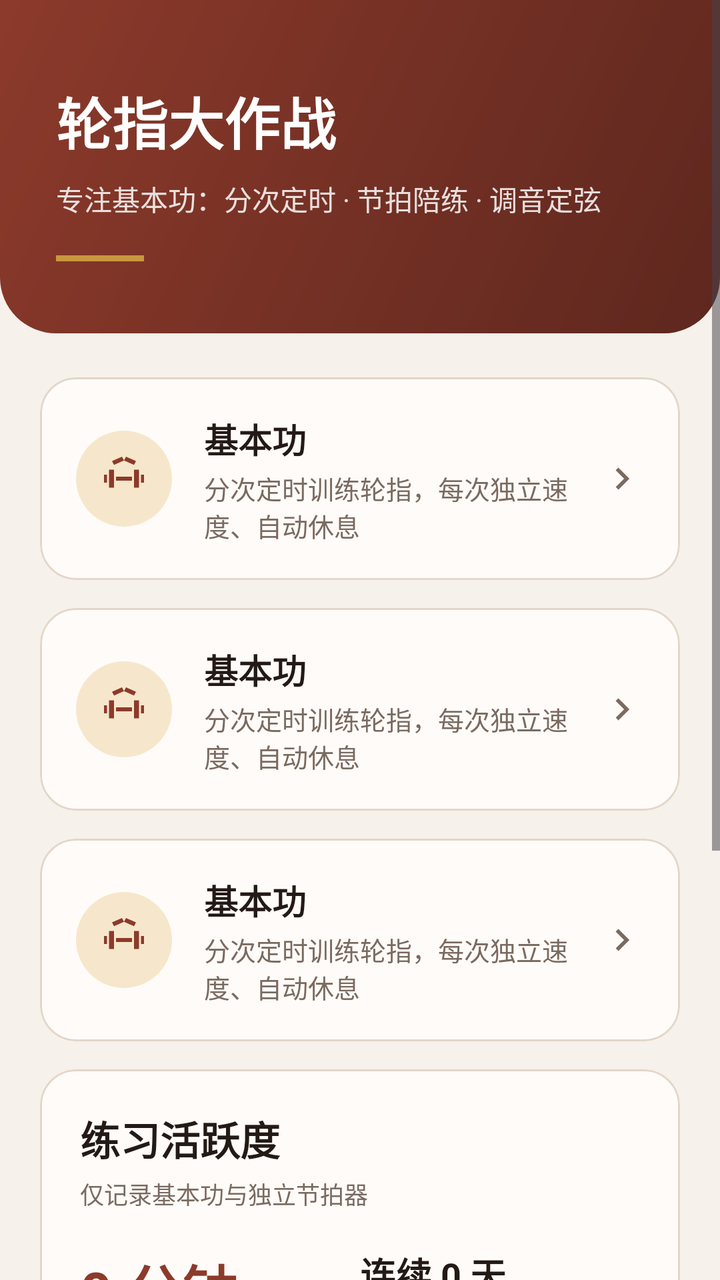
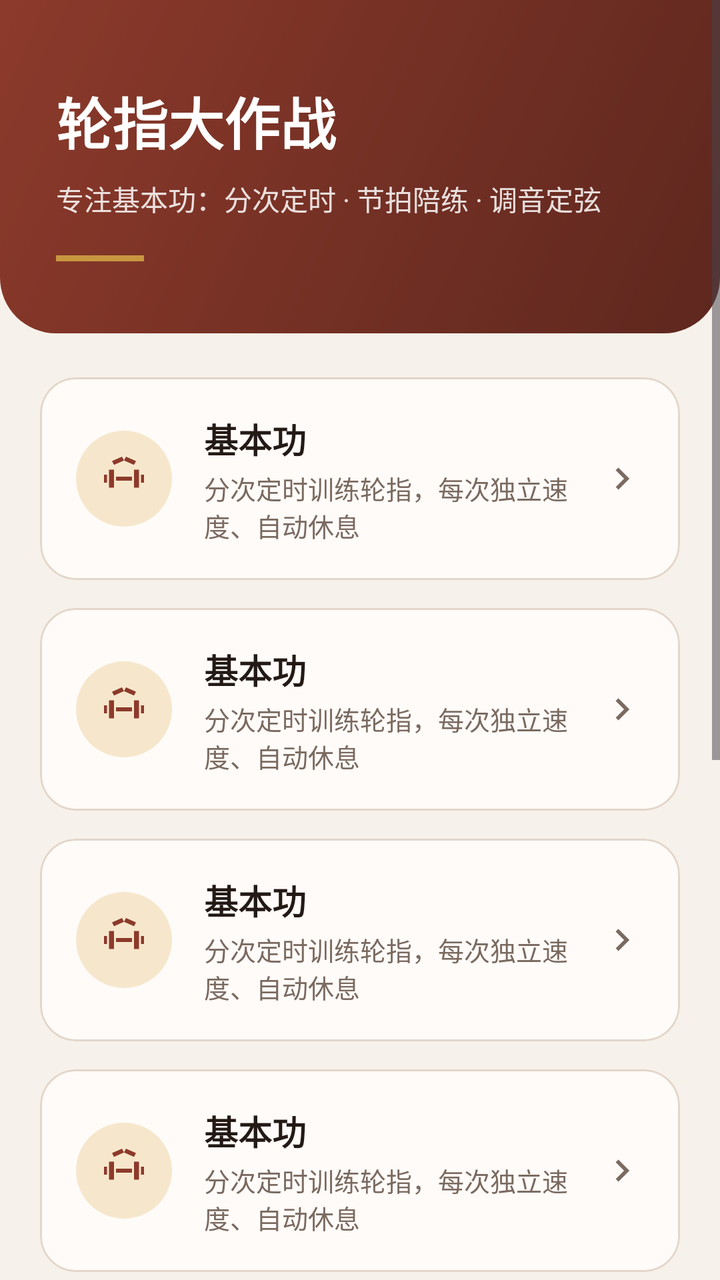

Screens rendered from an Android XML layout before and after an edit, with the pre-edit source and the edit as a unified diff.
<!-- AndroidManifest.xml: application theme Theme.PipaTrainer -->
<!-- res/layout/activity_main.xml -->
<?xml version="1.0" encoding="utf-8"?>
<ScrollView xmlns:android="http://schemas.android.com/apk/res/android"
    xmlns:app="http://schemas.android.com/apk/res-auto"
    android:layout_width="match_parent"
    android:layout_height="match_parent"
    android:fillViewport="true"
    android:background="@color/bg">

    <LinearLayout
        android:layout_width="match_parent"
        android:layout_height="wrap_content"
        android:orientation="vertical">

        
        <LinearLayout
            android:layout_width="match_parent"
            android:layout_height="wrap_content"
            android:orientation="vertical"
            android:background="@drawable/bg_header"
            android:paddingHorizontal="28dp"
            android:paddingTop="40dp"
            android:paddingBottom="36dp">

            <TextView
                android:layout_width="wrap_content"
                android:layout_height="wrap_content"
                android:text="@string/title_home"
                android:textSize="28sp"
                android:textStyle="bold"
                android:textColor="@color/white" />

            <TextView
                android:layout_width="wrap_content"
                android:layout_height="wrap_content"
                android:layout_marginTop="8dp"
                android:alpha="0.85"
                android:text="@string/subtitle_home"
                android:textSize="14sp"
                android:textColor="@color/white" />

            
            <View
                android:layout_width="44dp"
                android:layout_height="3dp"
                android:layout_marginTop="18dp"
                android:background="@color/pipa_accent" />
        </LinearLayout>

        
        <LinearLayout
            android:layout_width="match_parent"
            android:layout_height="wrap_content"
            android:orientation="vertical"
            android:paddingHorizontal="20dp"
            android:paddingTop="22dp"
            android:paddingBottom="24dp">
            <com.google.android.material.card.MaterialCardView
                android:id="@+id/btnStrength"
                style="@style/App.Card"
                android:layout_width="match_parent"
                android:layout_height="wrap_content"
                android:layout_marginBottom="14dp"
                android:clickable="true"
                android:focusable="true">

                <include layout="@layout/item_feature"
                    android:id="@+id/itStrength" />
            </com.google.android.material.card.MaterialCardView>

            <com.google.android.material.card.MaterialCardView
                android:id="@+id/btnTuner"
                style="@style/App.Card"
                android:layout_width="match_parent"
                android:layout_height="wrap_content"
                android:layout_marginBottom="14dp"
                android:clickable="true"
                android:focusable="true">

                <include layout="@layout/item_feature"
                    android:id="@+id/itTuner" />
            </com.google.android.material.card.MaterialCardView>

            <com.google.android.material.card.MaterialCardView
                android:id="@+id/btnMetronome"
                style="@style/App.Card"
                android:layout_width="match_parent"
                android:layout_height="wrap_content"
                android:layout_marginBottom="14dp"
                android:clickable="true"
                android:focusable="true">

                <include layout="@layout/item_feature"
                    android:id="@+id/itMetronome" />
            </com.google.android.material.card.MaterialCardView>

        <include
            android:id="@+id/practiceActivity"
            layout="@layout/view_practice_activity"
            android:layout_width="match_parent"
            android:layout_height="wrap_content" />
        </LinearLayout>
    </LinearLayout>
</ScrollView>
<!-- res/layout/item_feature.xml (included above) -->
<?xml version="1.0" encoding="utf-8"?>
<LinearLayout xmlns:android="http://schemas.android.com/apk/res/android"
    android:layout_width="match_parent"
    android:layout_height="wrap_content"
    android:orientation="horizontal"
    android:gravity="center_vertical"
    android:paddingHorizontal="18dp"
    android:paddingVertical="18dp">

    <ImageView
        android:id="@+id/featIcon"
        android:layout_width="48dp"
        android:layout_height="48dp"
        android:background="@drawable/bg_icon_circle"
        android:padding="12dp"
        android:src="@drawable/ic_strength"
        android:scaleType="fitCenter"
        android:contentDescription="@null" />

    <LinearLayout
        android:layout_width="0dp"
        android:layout_height="wrap_content"
        android:layout_weight="1"
        android:layout_marginStart="16dp"
        android:orientation="vertical">

        <TextView
            android:id="@+id/featTitle"
            android:layout_width="wrap_content"
            android:layout_height="wrap_content"
            android:text="@string/feat_strength_title"
            android:textSize="17sp"
            android:textStyle="bold"
            android:textColor="@color/text_primary" />

        <TextView
            android:id="@+id/featSub"
            android:layout_width="match_parent"
            android:layout_height="wrap_content"
            android:layout_marginTop="3dp"
            android:text="@string/feat_strength_sub"
            android:textSize="13sp"
            android:textColor="@color/text_secondary" />
    </LinearLayout>

    <ImageView
        android:layout_width="22dp"
        android:layout_height="22dp"
        android:layout_marginStart="8dp"
        android:src="@drawable/ic_chevron"
        android:contentDescription="@null" />
</LinearLayout>
<!-- res/layout/view_practice_activity.xml (included above) -->
<?xml version="1.0" encoding="utf-8"?>
<com.google.android.material.card.MaterialCardView xmlns:android="http://schemas.android.com/apk/res/android"
    xmlns:app="http://schemas.android.com/apk/res-auto"
    style="@style/App.Card"
    android:layout_width="match_parent"
    android:layout_height="wrap_content">

    <LinearLayout
        android:layout_width="match_parent"
        android:layout_height="wrap_content"
        android:orientation="vertical"
        android:padding="20dp">

        <TextView
            android:layout_width="wrap_content"
            android:layout_height="wrap_content"
            android:text="@string/activity_title"
            android:textColor="@color/text_primary"
            android:textSize="20sp"
            android:textStyle="bold" />

        <TextView
            android:layout_width="wrap_content"
            android:layout_height="wrap_content"
            android:layout_marginTop="4dp"
            android:text="@string/activity_scope"
            android:textColor="@color/text_secondary"
            android:textSize="12sp" />

        <LinearLayout
            android:layout_width="match_parent"
            android:layout_height="wrap_content"
            android:layout_marginTop="18dp"
            android:orientation="horizontal">

            <LinearLayout
                android:layout_width="0dp"
                android:layout_height="wrap_content"
                android:layout_weight="1"
                android:orientation="vertical">
                <TextView android:id="@+id/todayPractice" android:layout_width="wrap_content"
                    android:layout_height="wrap_content" android:text="0 分钟"
                    android:textColor="@color/brand_text" android:textSize="28sp" android:textStyle="bold" />
                <TextView android:layout_width="wrap_content" android:layout_height="wrap_content"
                    android:text="@string/activity_today" android:textColor="@color/text_secondary" android:textSize="12sp" />
            </LinearLayout>
            <LinearLayout
                android:layout_width="0dp"
                android:layout_height="wrap_content"
                android:layout_weight="1"
                android:orientation="vertical">
                <TextView android:id="@+id/streakPractice" android:layout_width="wrap_content"
                    android:layout_height="wrap_content" android:text="连续 0 天"
                    android:textColor="@color/text_primary" android:textSize="18sp" android:textStyle="bold" />
                <TextView android:id="@+id/yearPractice" android:layout_width="wrap_content"
                    android:layout_height="wrap_content" android:layout_marginTop="8dp"
                    android:text="近一年 0 分钟" android:textColor="@color/text_secondary" android:textSize="11sp" />
            </LinearLayout>
        </LinearLayout>

        <View android:layout_width="match_parent" android:layout_height="1dp"
            android:layout_marginVertical="16dp" android:background="@color/outline" />

        <LinearLayout android:layout_width="match_parent" android:layout_height="wrap_content"
            android:orientation="horizontal">
            <TextView android:layout_width="0dp" android:layout_height="wrap_content"
                android:layout_weight="1" android:text="@string/activity_year"
                android:textColor="@color/text_secondary" android:textSize="12sp" />
            <TextView android:layout_width="wrap_content" android:layout_height="wrap_content"
                android:text="@string/activity_scroll" android:textColor="@color/text_secondary" android:textSize="11sp" />
        </LinearLayout>

        <HorizontalScrollView
            android:id="@+id/activityScroll"
            android:layout_width="match_parent"
            android:layout_height="wrap_content"
            android:layout_marginTop="6dp"
            android:scrollbars="none"
            android:fillViewport="false">
            <com.vampuck.pipa_trainer.view.PracticeHeatmapView
                android:id="@+id/activityHeatmap"
                android:layout_width="wrap_content"
                android:layout_height="129dp"
                android:contentDescription="@string/activity_heatmap_desc" />
        </HorizontalScrollView>

        <LinearLayout
            android:layout_width="wrap_content"
            android:layout_height="wrap_content"
            android:layout_marginTop="8dp"
            android:orientation="horizontal">
            <TextView android:layout_width="wrap_content" android:layout_height="wrap_content"
                android:text="分钟" android:textColor="@color/text_secondary" android:textSize="10sp" />
            <ImageView android:layout_width="10dp" android:layout_height="10dp" android:layout_marginStart="14dp"
                android:src="@drawable/activity_level_0" android:contentDescription="@null" />
            <TextView android:layout_width="wrap_content" android:layout_height="wrap_content"
                android:layout_marginStart="4dp" android:text="0" android:textColor="@color/text_secondary" android:textSize="10sp" />
            <ImageView android:layout_width="10dp" android:layout_height="10dp" android:layout_marginStart="10dp"
                android:src="@drawable/activity_level_1" android:contentDescription="@null" />
            <TextView android:layout_width="wrap_content" android:layout_height="wrap_content"
                android:layout_marginStart="4dp" android:text="1–9" android:textColor="@color/text_secondary" android:textSize="10sp" />
            <ImageView android:layout_width="10dp" android:layout_height="10dp" android:layout_marginStart="10dp"
                android:src="@drawable/activity_level_2" android:contentDescription="@null" />
            <TextView android:layout_width="wrap_content" android:layout_height="wrap_content"
                android:layout_marginStart="4dp" android:text="10–19" android:textColor="@color/text_secondary" android:textSize="10sp" />
            <ImageView android:layout_width="10dp" android:layout_height="10dp" android:layout_marginStart="10dp"
                android:src="@drawable/activity_level_3" android:contentDescription="@null" />
            <TextView android:layout_width="wrap_content" android:layout_height="wrap_content"
                android:layout_marginStart="4dp" android:text="20–29" android:textColor="@color/text_secondary" android:textSize="10sp" />
            <ImageView android:layout_width="10dp" android:layout_height="10dp" android:layout_marginStart="10dp"
                android:src="@drawable/activity_level_4" android:contentDescription="@null" />
            <TextView android:layout_width="wrap_content" android:layout_height="wrap_content"
                android:layout_marginStart="4dp" android:text="30+" android:textColor="@color/text_secondary" android:textSize="10sp" />
        </LinearLayout>

        <TextView
            android:layout_width="wrap_content"
            android:layout_height="wrap_content"
            android:layout_marginTop="12dp"
            android:text="@string/activity_detail_hint"
            android:textColor="@color/text_secondary"
            android:textSize="11sp" />
    </LinearLayout>
</com.google.android.material.card.MaterialCardView>
<!-- resources referenced by this layout -->
<resources>
  <color name="bg">#FFF6F1EA</color>
  <color name="brand_text">#FF8C3A2B</color>
  <color name="outline">#FFE3D6CA</color>
  <color name="pipa_accent">#FFC8973F</color>
  <color name="text_primary">#FF231A16</color>
  <color name="text_secondary">#FF7A6A60</color>
  <color name="white">#FFFFFFFF</color>
  <!-- drawable activity_level_0 (drawable) -->
  <?xml version="1.0" encoding="utf-8"?>
  <shape xmlns:android="http://schemas.android.com/apk/res/android" android:shape="rectangle">
      <solid android:color="@color/activity_0" /><corners android:radius="2dp" />
  </shape>
  <!-- drawable activity_level_1 (drawable) -->
  <?xml version="1.0" encoding="utf-8"?>
  <shape xmlns:android="http://schemas.android.com/apk/res/android" android:shape="rectangle">
      <solid android:color="@color/activity_1" /><corners android:radius="2dp" />
  </shape>
  <!-- drawable activity_level_2 (drawable) -->
  <?xml version="1.0" encoding="utf-8"?>
  <shape xmlns:android="http://schemas.android.com/apk/res/android" android:shape="rectangle">
      <solid android:color="@color/activity_2" /><corners android:radius="2dp" />
  </shape>
  <!-- drawable activity_level_3 (drawable) -->
  <?xml version="1.0" encoding="utf-8"?>
  <shape xmlns:android="http://schemas.android.com/apk/res/android" android:shape="rectangle">
      <solid android:color="@color/activity_3" /><corners android:radius="2dp" />
  </shape>
  <!-- drawable activity_level_4 (drawable) -->
  <?xml version="1.0" encoding="utf-8"?>
  <shape xmlns:android="http://schemas.android.com/apk/res/android" android:shape="rectangle">
      <solid android:color="@color/activity_4" /><corners android:radius="2dp" />
  </shape>
  <!-- drawable bg_icon_circle (drawable) -->
  <?xml version="1.0" encoding="utf-8"?>
  <shape xmlns:android="http://schemas.android.com/apk/res/android"
      android:shape="oval">
      <solid android:color="@color/accent_container" />
      <size android:width="48dp" android:height="48dp" />
  </shape>
  <string name="activity_detail_hint">点击日期查看当天练习明细</string>
  <string name="activity_heatmap_desc">近一年每日练习时间，点击查看单日明细</string>
  <string name="activity_scope">仅记录基本功与独立节拍器</string>
  <string name="activity_scroll">左右滑动查看</string>
  <string name="activity_title">练习活跃度</string>
  <string name="activity_today">今日练习</string>
  <string name="activity_year">近一年</string>
  <string name="feat_strength_sub">分次定时训练轮指，每次独立速度、自动休息</string>
  <string name="feat_strength_title">基本功</string>
  <string name="subtitle_home">专注基本功：分次定时 · 节拍陪练 · 调音定弦</string>
  <string name="title_home">轮指大作战</string>
  <color name="activity_0">#FFDDD6CF</color>
  <color name="activity_1">#FFA9E5B5</color>
  <color name="activity_2">#FF5CC877</color>
  <color name="activity_3">#FF2F9E4F</color>
  <color name="activity_4">#FF1E6C39</color>
  <color name="pipa_primary_dark">#FF5E271E</color>
  <color name="pipa_primary">#FF8C3A2B</color>
  <color name="accent_container">#FFF6E7CC</color>
  <color name="surface">#FFFFFBF8</color>
  <color name="primary_container">#FFF7DED4</color>
  <color name="on_primary_container">#FF3A1710</color>
  <color name="surface_variant">#FFF2E8DF</color>
  <style name="App.Button" parent="Widget.Material3.Button">
          <item name="shapeAppearanceOverlay">@style/App.Shape.Button</item>
          <item name="android:letterSpacing">0.02</item>
          <item name="android:textSize">16sp</item>
          <item name="android:paddingTop">6dp</item>
          <item name="android:paddingBottom">6dp</item>
      </style>
  <color name="bad">#FFC62F2F</color>
  <style name="App.Shape.Button" parent="">
          <item name="cornerFamily">rounded</item>
          <item name="cornerSize">16dp</item>
      </style>
  <!-- unchanged entries left out for length: 6 -->
</resources>

<!-- the commit's change to res/layout/activity_main.xml (unified diff, before → after) -->
@@ -91,6 +91,18 @@
 
                 <include layout="@layout/item_feature"
                     android:id="@+id/itMetronome" />
+            </com.google.android.material.card.MaterialCardView>
+
+            <com.google.android.material.card.MaterialCardView
+                android:id="@+id/btnFree"
+                style="@style/App.Card"
+                android:layout_width="match_parent"
+                android:layout_height="wrap_content"
+                android:layout_marginBottom="14dp"
+                android:clickable="true"
+                android:focusable="true">
+                <include layout="@layout/item_feature"
+                    android:id="@+id/itFree" />
             </com.google.android.material.card.MaterialCardView>
 
         <include
<!-- resource entries referenced after the edit -->
@@ -41,7 +41,7 @@
   </shape>
   <string name="activity_detail_hint">点击日期查看当天练习明细</string>
   <string name="activity_heatmap_desc">近一年每日练习时间，点击查看单日明细</string>
-  <string name="activity_scope">仅记录基本功与独立节拍器</string>
+  <string name="activity_scope">记录基本功、自由练习与独立节拍器</string>
   <string name="activity_scroll">左右滑动查看</string>
   <string name="activity_title">练习活跃度</string>
   <string name="activity_today">今日练习</string>
